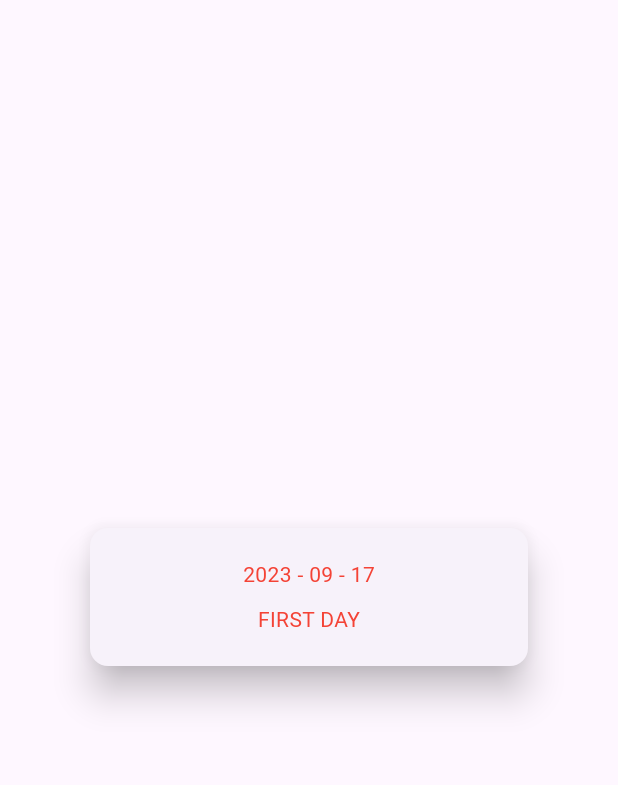
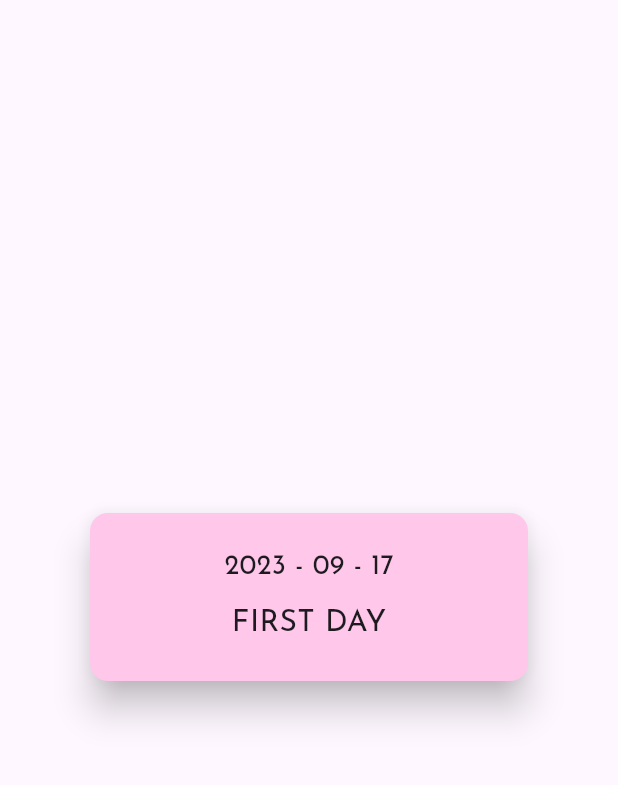
Before and after one commit to tyange/both_of_us, a Flutter app: the ResultScreen screen opened directly with empty values, after a tap on the "shopping cart" icon, on a phone screen of 412 x 824 dp, the part 63-848 px from its top. Run offline on Flutter 3.47's test engine with Material 2 defaults, Android fonts, the phone set to English and light mode, and no system bars.

Commit message:
change font & card color

```diff
--- a/lib/models/anniversary.dart
+++ b/lib/models/anniversary.dart
@@ -1,9 +1,13 @@
 class Anniversary {
   Anniversary({
     required this.date,
+    required this.isFirstDay,
     required this.isCurrentDay,
+    required this.isYearAnniversary,
   });
 
   final DateTime date;
+  bool isFirstDay;
   bool isCurrentDay;
+  bool isYearAnniversary;
 }
--- a/lib/screens/result.dart
+++ b/lib/screens/result.dart
@@ -6,6 +6,8 @@ Map<String, int> anniversaryInterval = {
   "hundred": 100,
   "year": 365,
 };
+
+double extent = 120.0;
 
 class ResultScreen extends StatefulWidget {
   const ResultScreen({
@@ -88,7 +90,10 @@ class _ResultScreenState extends State<ResultScreen> {
     for (DateTime anniversaryDate in calculatedAnniversariesDate) {
       anniversaries.add(Anniversary(
         date: anniversaryDate,
+        isFirstDay: anniversaryDate == widget.firstDay,
         isCurrentDay: anniversaryDate == nowDate,
+        isYearAnniversary: anniversaryDate.month == nowDate.month &&
+            anniversaryDate.day == nowDate.day,
       ));
     }
 
@@ -118,7 +123,7 @@ class _ResultScreenState extends State<ResultScreen> {
     }
 
     controller.animateTo(
-      currentDayAnniversaryIndex * 100,
+      currentDayAnniversaryIndex * extent,
       duration: const Duration(
         milliseconds: 500,
       ),
@@ -167,7 +172,7 @@ class _ResultScreenState extends State<ResultScreen> {
             _onSelectedItemChangedHandler();
           }
         },
-        itemExtent: 100,
+        itemExtent: extent,
         squeeze: 0.5,
         physics: const FixedExtentScrollPhysics(),
         controller: controller,
--- a/lib/widgets/anniversary_card.dart
+++ b/lib/widgets/anniversary_card.dart
@@ -2,6 +2,11 @@ import 'package:flutter/material.dart';
 import 'package:intl/intl.dart';
 
 import 'package:both_of_us/models/anniversary.dart';
+
+const int firstDayColorHex = 0xffFBF0B2;
+const int currentDayColorHex = 0xffFFC7EA;
+const int yearAnniversaryColorHex = 0xffD8B4F8;
+const int hundredAnniversaryColorHex = 0xffCAEDFF;
 
 class AnniversaryCard extends StatelessWidget {
   const AnniversaryCard({
@@ -23,19 +28,37 @@ class AnniversaryCard extends StatelessWidget {
     return days.toString();
   }
 
+  Color _displayColor(Anniversary anniversary) {
+    if (anniversary.isFirstDay) {
+      return const Color(firstDayColorHex);
+    }
+
+    if (anniversary.isCurrentDay) {
+      return const Color(currentDayColorHex);
+    }
+
+    if (anniversary.isYearAnniversary) {
+      return const Color(yearAnniversaryColorHex);
+    } else {
+      return const Color(hundredAnniversaryColorHex);
+    }
+  }
+
   @override
   Widget build(BuildContext context) {
     return SizedBox(
       width: 300,
       child: Card(
         elevation: 10,
+        color: _displayColor(anniversary),
         child: Column(
           mainAxisAlignment: MainAxisAlignment.center,
           children: [
             Text(
               DateFormat('yyyy - MM - dd').format(anniversary.date),
-              style: TextStyle(
-                color: anniversary.isCurrentDay ? Colors.red : Colors.black,
+              style: const TextStyle(
+                fontFamily: 'JosefinSans',
+                fontSize: 18,
               ),
             ),
             const SizedBox(
@@ -46,8 +69,9 @@ class AnniversaryCard extends StatelessWidget {
                 anniversary.date,
                 firstDay,
               ),
-              style: TextStyle(
-                color: anniversary.isCurrentDay ? Colors.red : Colors.black,
+              style: const TextStyle(
+                fontFamily: 'JosefinSans',
+                fontSize: 20,
               ),
             )
           ],
```
Also changed, not shown: pubspec.yaml (+25 -11 lines), assets/fonts/JosefinSans-Bold.ttf (added), assets/fonts/JosefinSans-BoldItalic.ttf (added), assets/fonts/JosefinSans-ExtraLight.ttf (added), assets/fonts/JosefinSans-ExtraLightItalic.ttf (added), assets/fonts/JosefinSans-Italic.ttf (added), assets/fonts/JosefinSans-Light.ttf (added), assets/fonts/JosefinSans-LightItalic.ttf (added), assets/fonts/JosefinSans-Medium.ttf (added), assets/fonts/JosefinSans-MediumItalic.ttf (added), assets/fonts/JosefinSans-Regular.ttf (added), assets/fonts/JosefinSans-SemiBold.ttf (added), assets/fonts/JosefinSans-SemiBoldItalic.ttf (added), assets/fonts/JosefinSans-Thin.ttf (added), 1 more files, 6 other files.
